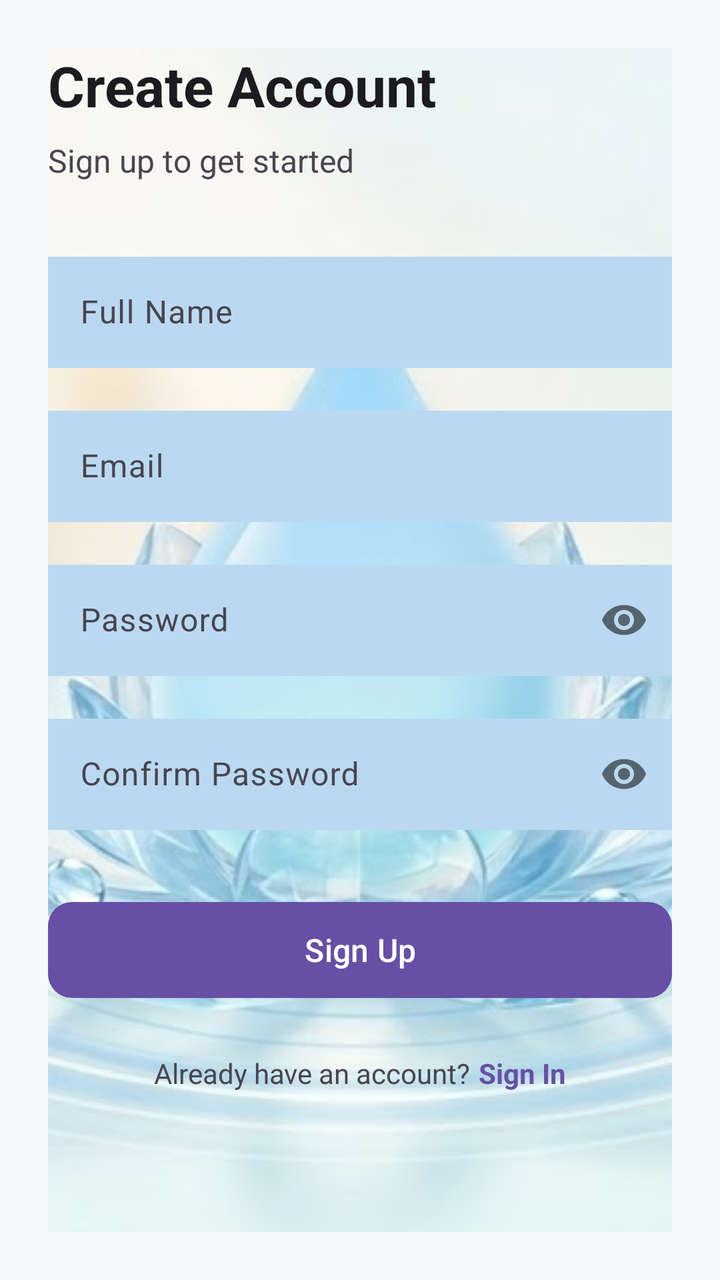
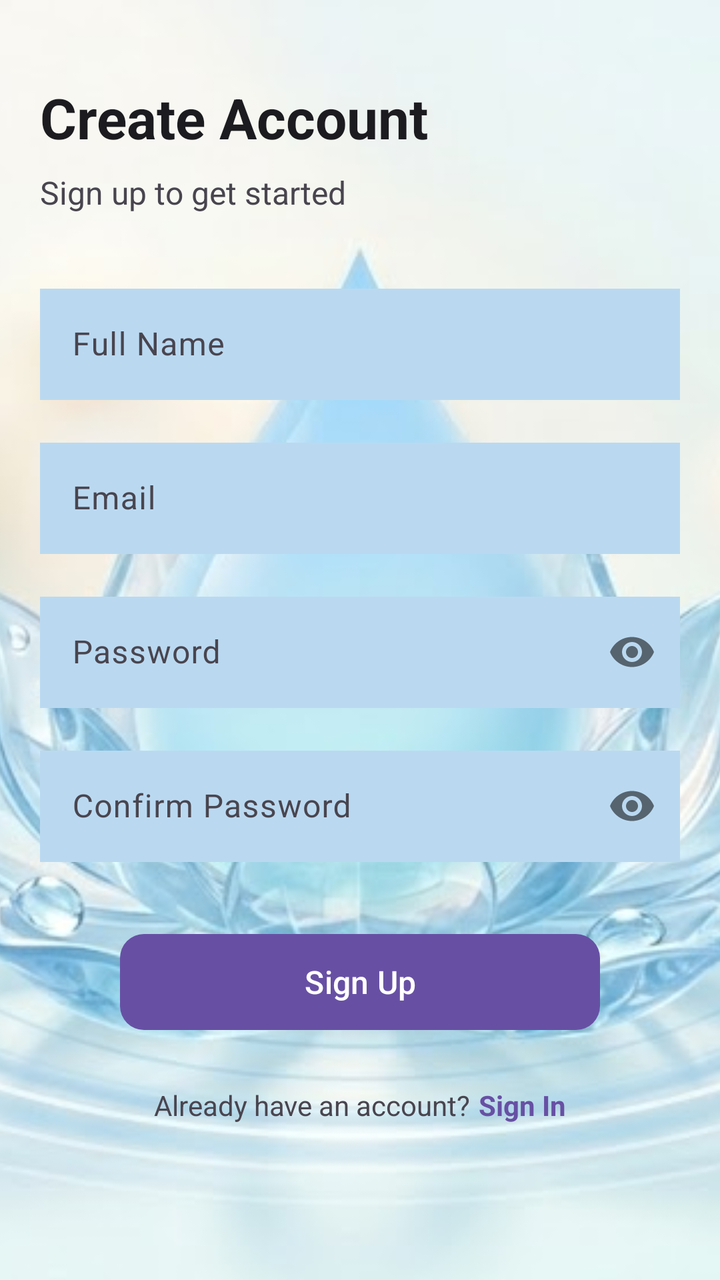

Two renders of the same Android screen: before a commit and after it. Below are the layout's source before the change and the commit's diff.
<!-- AndroidManifest.xml: application theme Theme.WaterReminder -->
<!-- res/layout/activity_sign_up_page.xml -->
<?xml version="1.0" encoding="utf-8"?>
<androidx.core.widget.NestedScrollView xmlns:android="http://schemas.android.com/apk/res/android"
    xmlns:app="http://schemas.android.com/apk/res-auto"
    xmlns:tools="http://schemas.android.com/tools"
    android:layout_width="match_parent"
    android:layout_height="match_parent"
    android:background="@color/background_color"
    android:fillViewport="true">

    <androidx.constraintlayout.widget.ConstraintLayout
        android:layout_width="match_parent"
        android:layout_height="wrap_content"
        android:padding="24dp">

        <ImageView
            android:layout_width="0dp"
            android:layout_height="0dp"
            android:src="@drawable/bgwater"
            android:scaleType="centerCrop"
            app:layout_constraintTop_toTopOf="parent"
            app:layout_constraintBottom_toBottomOf="parent"
            app:layout_constraintStart_toStartOf="parent"
            app:layout_constraintEnd_toEndOf="parent" />


        
        <TextView
            android:id="@+id/tvTitle"
            android:layout_width="wrap_content"
            android:layout_height="wrap_content"
            android:text="Create Account"
            android:textSize="28sp"
            android:textStyle="bold"
            android:textColor="@color/on_background"
            app:layout_constraintTop_toTopOf="parent"
            app:layout_constraintStart_toStartOf="parent" />

        <TextView
            android:id="@+id/tvSubtitle"
            android:layout_width="wrap_content"
            android:layout_height="wrap_content"
            android:text="Sign up to get started"
            android:textSize="16sp"
            android:textColor="@color/on_background_variant"
            android:layout_marginTop="8dp"
            app:layout_constraintTop_toBottomOf="@id/tvTitle"
            app:layout_constraintStart_toStartOf="parent" />

        
        <com.google.android.material.textfield.TextInputLayout
            android:id="@+id/tilFullName"
            style="@style/Widget.Material3.TextInputLayout.OutlinedBox"
            android:layout_width="0dp"
            android:layout_height="wrap_content"
            android:layout_marginTop="32dp"
            android:hint="Full Name"
            app:layout_constraintTop_toBottomOf="@id/tvSubtitle"
            app:layout_constraintStart_toStartOf="parent"
            app:layout_constraintEnd_toEndOf="parent">

            <com.google.android.material.textfield.TextInputEditText
                android:id="@+id/etFullName"
                android:layout_width="match_parent"
                android:layout_height="wrap_content"
                android:inputType="textPersonName"
                android:maxLines="1"
                android:background="#BAD9F1" />
        </com.google.android.material.textfield.TextInputLayout>

        
        <com.google.android.material.textfield.TextInputLayout
            android:id="@+id/tilEmail"
            style="@style/Widget.Material3.TextInputLayout.OutlinedBox"
            android:layout_width="0dp"
            android:layout_height="wrap_content"
            android:layout_marginTop="16dp"
            android:hint="Email"
            app:layout_constraintTop_toBottomOf="@id/tilFullName"
            app:layout_constraintStart_toStartOf="parent"
            app:layout_constraintEnd_toEndOf="parent">

            <com.google.android.material.textfield.TextInputEditText
                android:id="@+id/etEmail"
                android:layout_width="match_parent"
                android:layout_height="wrap_content"
                android:inputType="textEmailAddress"
                android:maxLines="1"
                android:background="#BAD9F1"/>
        </com.google.android.material.textfield.TextInputLayout>

        
        <com.google.android.material.textfield.TextInputLayout
            android:id="@+id/tilPassword"
            style="@style/Widget.Material3.TextInputLayout.OutlinedBox"
            android:layout_width="0dp"
            android:layout_height="wrap_content"
            android:layout_marginTop="16dp"
            android:hint="Password"
            app:passwordToggleEnabled="true"
            app:layout_constraintTop_toBottomOf="@id/tilEmail"
            app:layout_constraintStart_toStartOf="parent"
            app:layout_constraintEnd_toEndOf="parent">

            <com.google.android.material.textfield.TextInputEditText
                android:id="@+id/etPassword"
                android:layout_width="match_parent"
                android:layout_height="wrap_content"
                android:inputType="textPassword"
                android:background="#BAD9F1"/>
        </com.google.android.material.textfield.TextInputLayout>

        
        <com.google.android.material.textfield.TextInputLayout
            android:id="@+id/tilConfirmPassword"
            style="@style/Widget.Material3.TextInputLayout.OutlinedBox"
            android:layout_width="0dp"
            android:layout_height="wrap_content"
            android:layout_marginTop="16dp"
            android:hint="Confirm Password"
            app:passwordToggleEnabled="true"
            app:layout_constraintTop_toBottomOf="@id/tilPassword"
            app:layout_constraintStart_toStartOf="parent"
            app:layout_constraintEnd_toEndOf="parent">

            <com.google.android.material.textfield.TextInputEditText
                android:id="@+id/etConfirmPassword"
                android:layout_width="match_parent"
                android:layout_height="wrap_content"
                android:inputType="textPassword"
                android:background="#BAD9F1"/>
        </com.google.android.material.textfield.TextInputLayout>

        
        <com.google.android.material.button.MaterialButton
            android:id="@+id/btnSignUp"
            android:layout_width="0dp"
            android:layout_height="56dp"
            android:layout_marginTop="32dp"
            android:text="Sign Up"
            android:textSize="16sp"
            app:cornerRadius="12dp"
            app:layout_constraintTop_toBottomOf="@id/tilConfirmPassword"
            app:layout_constraintStart_toStartOf="parent"
            app:layout_constraintEnd_toEndOf="parent" />

        
        <LinearLayout
            android:layout_width="wrap_content"
            android:layout_height="wrap_content"
            android:orientation="horizontal"
            android:layout_marginTop="24dp"
            app:layout_constraintTop_toBottomOf="@id/btnSignUp"
            app:layout_constraintStart_toStartOf="parent"
            app:layout_constraintEnd_toEndOf="parent">

            <TextView
                android:layout_width="wrap_content"
                android:layout_height="wrap_content"
                android:text="Already have an account?"
                android:textColor="@color/on_background_variant"
                android:textSize="14sp" />

            <TextView
                android:id="@+id/tvSignIn"
                android:layout_width="wrap_content"
                android:layout_height="wrap_content"
                android:text="Sign In"
                android:textColor="@color/primary"
                android:textStyle="bold"
                android:textSize="14sp"
                android:layout_marginStart="4dp"
                android:clickable="true"
                android:focusable="true" />
        </LinearLayout>

    </androidx.constraintlayout.widget.ConstraintLayout>
</androidx.core.widget.NestedScrollView>
<!-- resources referenced by this layout -->
<resources>
  <color name="background_color">#F8F9FA</color>
  <color name="on_background">#1C1B1F</color>
  <color name="on_background_variant">#49454F</color>
  <color name="primary">#6750A4</color>
  <!-- drawable bgwater: png bitmap (drawable, 424858 bytes) -->
  <style name="Theme.WaterReminder" parent="Base.Theme.WaterReminder" />
  <style name="Base.Theme.WaterReminder" parent="Theme.Material3.DayNight.NoActionBar">
          
          
      </style>
</resources>

<!-- the commit's change to res/layout/activity_sign_up_page.xml (unified diff, before → after) -->
@@ -10,7 +10,7 @@
     <androidx.constraintlayout.widget.ConstraintLayout
         android:layout_width="match_parent"
         android:layout_height="wrap_content"
-        android:padding="24dp">
+        android:padding="0dp">
 
         <ImageView
             android:layout_width="0dp"
@@ -23,7 +23,6 @@
             app:layout_constraintEnd_toEndOf="parent" />
 
 
-        
         <TextView
             android:id="@+id/tvTitle"
             android:layout_width="wrap_content"
@@ -32,6 +31,8 @@
             android:textSize="28sp"
             android:textStyle="bold"
             android:textColor="@color/on_background"
+            android:layout_marginTop="40dp"
+            android:layout_marginStart="20dp"
             app:layout_constraintTop_toTopOf="parent"
             app:layout_constraintStart_toStartOf="parent" />
 
@@ -43,16 +44,18 @@
             android:textSize="16sp"
             android:textColor="@color/on_background_variant"
             android:layout_marginTop="8dp"
+            android:layout_marginStart="20dp"
             app:layout_constraintTop_toBottomOf="@id/tvTitle"
             app:layout_constraintStart_toStartOf="parent" />
 
-        
         <com.google.android.material.textfield.TextInputLayout
             android:id="@+id/tilFullName"
             style="@style/Widget.Material3.TextInputLayout.OutlinedBox"
             android:layout_width="0dp"
             android:layout_height="wrap_content"
             android:layout_marginTop="32dp"
+            android:layout_marginStart="20dp"
+            android:layout_marginEnd="20dp"
             android:hint="Full Name"
             app:layout_constraintTop_toBottomOf="@id/tvSubtitle"
             app:layout_constraintStart_toStartOf="parent"
@@ -67,13 +70,14 @@
                 android:background="#BAD9F1" />
         </com.google.android.material.textfield.TextInputLayout>
 
-        
         <com.google.android.material.textfield.TextInputLayout
             android:id="@+id/tilEmail"
             style="@style/Widget.Material3.TextInputLayout.OutlinedBox"
             android:layout_width="0dp"
             android:layout_height="wrap_content"
             android:layout_marginTop="16dp"
+            android:layout_marginStart="20dp"
+            android:layout_marginEnd="20dp"
             android:hint="Email"
             app:layout_constraintTop_toBottomOf="@id/tilFullName"
             app:layout_constraintStart_toStartOf="parent"
@@ -88,13 +92,14 @@
                 android:background="#BAD9F1"/>
         </com.google.android.material.textfield.TextInputLayout>
 
-        
         <com.google.android.material.textfield.TextInputLayout
             android:id="@+id/tilPassword"
             style="@style/Widget.Material3.TextInputLayout.OutlinedBox"
             android:layout_width="0dp"
             android:layout_height="wrap_content"
             android:layout_marginTop="16dp"
+            android:layout_marginStart="20dp"
+            android:layout_marginEnd="20dp"
             android:hint="Password"
             app:passwordToggleEnabled="true"
             app:layout_constraintTop_toBottomOf="@id/tilEmail"
@@ -109,13 +114,14 @@
                 android:background="#BAD9F1"/>
         </com.google.android.material.textfield.TextInputLayout>
 
-        
         <com.google.android.material.textfield.TextInputLayout
             android:id="@+id/tilConfirmPassword"
             style="@style/Widget.Material3.TextInputLayout.OutlinedBox"
             android:layout_width="0dp"
             android:layout_height="wrap_content"
             android:layout_marginTop="16dp"
+            android:layout_marginStart="20dp"
+            android:layout_marginEnd="20dp"
             android:hint="Confirm Password"
             app:passwordToggleEnabled="true"
             app:layout_constraintTop_toBottomOf="@id/tilPassword"
@@ -130,12 +136,13 @@
                 android:background="#BAD9F1"/>
         </com.google.android.material.textfield.TextInputLayout>
 
-        
         <com.google.android.material.button.MaterialButton
             android:id="@+id/btnSignUp"
             android:layout_width="0dp"
             android:layout_height="56dp"
             android:layout_marginTop="32dp"
+            android:layout_marginStart="60dp"
+            android:layout_marginEnd="60dp"
             android:text="Sign Up"
             android:textSize="16sp"
             app:cornerRadius="12dp"
@@ -143,7 +150,6 @@
             app:layout_constraintStart_toStartOf="parent"
             app:layout_constraintEnd_toEndOf="parent" />
 
-        
         <LinearLayout
             android:layout_width="wrap_content"
             android:layout_height="wrap_content"
